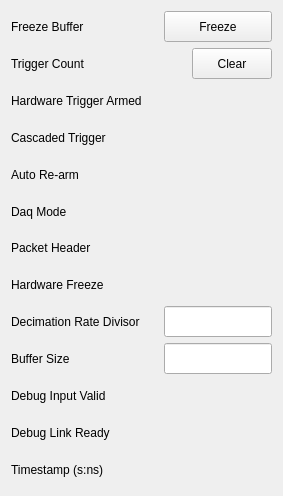
This is new_look/mux_settings.ui in cristinasewell/ATCA_PyDM_Screens as Qt 5 draws it before an edit. The edited form follows.
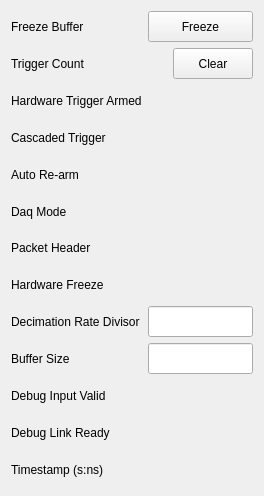
This is the edited form. Custom widgets are drawn as their Qt base class.

Commit message: MNT: change layout for daqMux settings

The edit to the form file:
```diff
--- a/new_look/mux_settings.ui
+++ b/new_look/mux_settings.ui
@@ -6,7 +6,7 @@
    <rect>
     <x>0</x>
     <y>0</y>
-    <width>283</width>
+    <width>264</width>
     <height>496</height>
    </rect>
   </property>
```
The commit also changes 6 other files.
